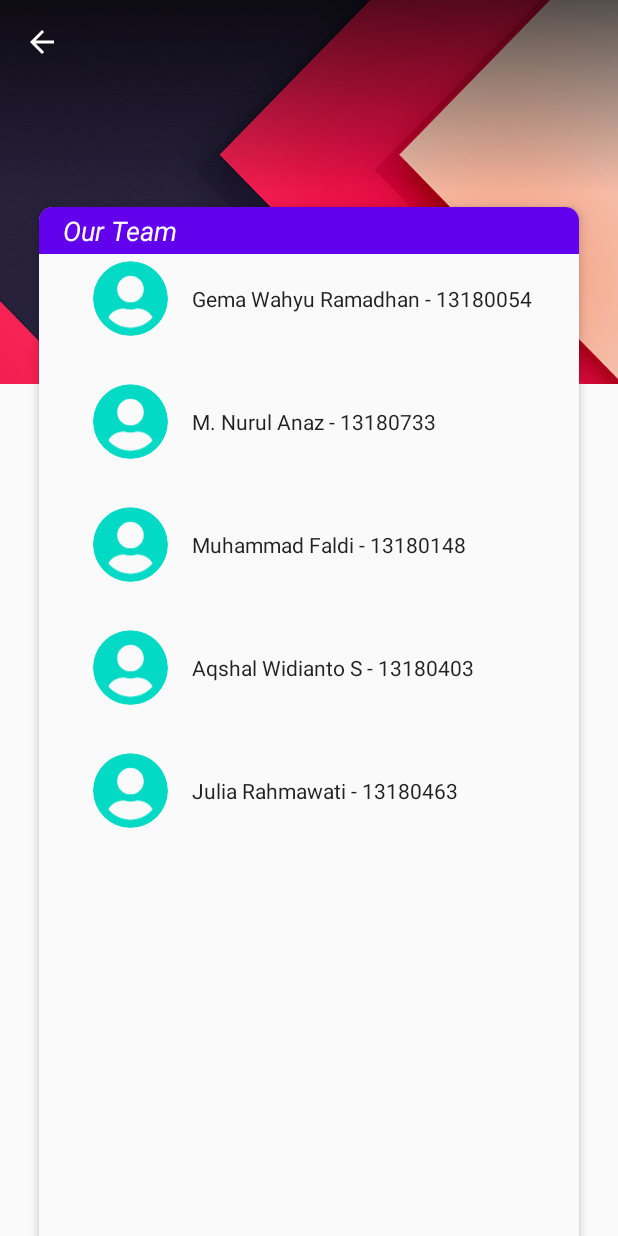
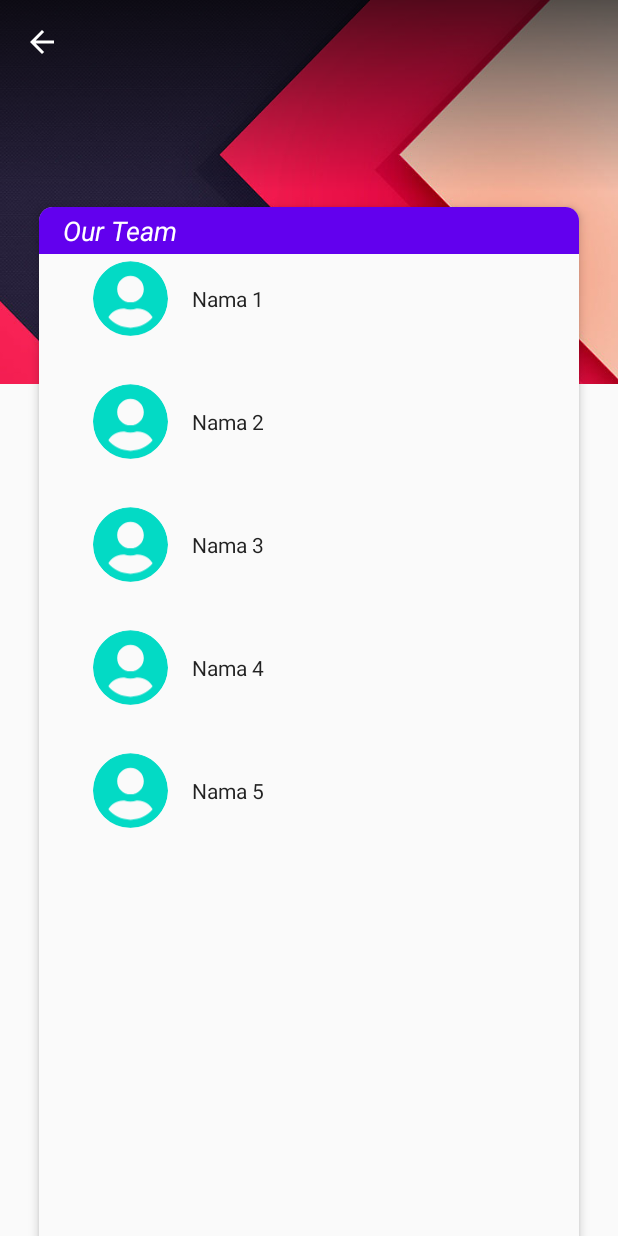
Before and after one commit to gemss19/Aplikasi-CRUD-Android, an Android app: the AboutActivity screen opened directly, with no data from a screen before it, on a phone screen of 412 x 824 dp. Run offline under Robolectric (Android 15) with nearby library versions, the phone set to English and light mode, and no system bars; our stand-ins replace CircleImageView; Roboto replaces fonts that are not available here.

Commit message:
initial release

```diff
--- a/app/src/main/res/values/about_us_resources.xml
+++ b/app/src/main/res/values/about_us_resources.xml
@@ -9,11 +9,11 @@
     </string-array>
 
     <string-array name="about_team_names">
-        <item>Gema Wahyu Ramadhan - 13180054</item>
-        <item>M. Nurul Anaz - 13180733</item>
-        <item>Muhammad Faldi - 13180148</item>
-        <item>Aqshal Widianto S - 13180403</item>
-        <item>Julia Rahmawati - 13180463</item>
+        <item>Nama 1</item>
+        <item>Nama 2</item>
+        <item>Nama 3</item>
+        <item>Nama 4</item>
+        <item>Nama 5</item>
     </string-array>
 
     <string-array name="about_team_links" tranlatable="false">
```
